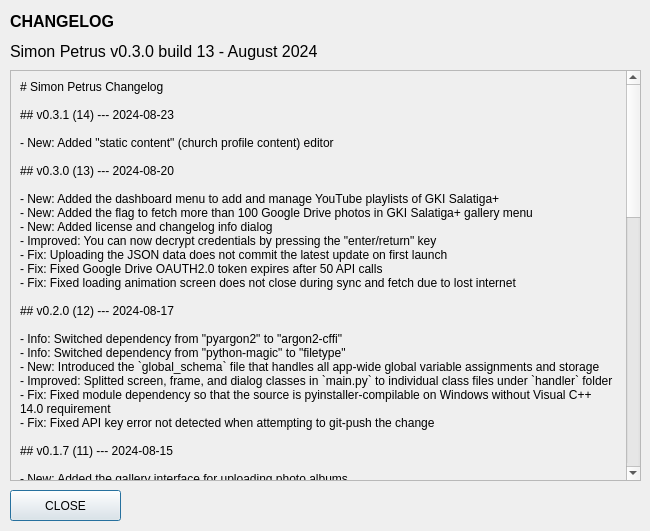
Before: the Qt Designer form qtdesigner-ui/dialog_changelog.ui in gkisalatiga/simon-petrus, drawn with Qt 5.
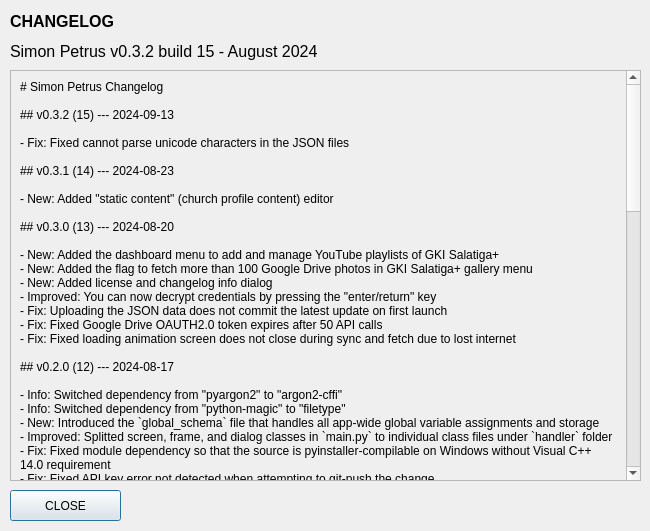
After: the same form once the commit is applied.

Commit message: Fixed cannot parse unicode characters in the JSON files

Diff of the .ui file:
```diff
--- a/qtdesigner-ui/dialog_changelog.ui
+++ b/qtdesigner-ui/dialog_changelog.ui
@@ -56,7 +56,7 @@
     </font>
    </property>
    <property name="text">
-    <string>Simon Petrus v0.3.0 build 13 - August 2024</string>
+    <string>Simon Petrus v0.3.2 build 15 - August 2024</string>
    </property>
    <property name="alignment">
     <set>Qt::AlignBottom|Qt::AlignLeading|Qt::AlignLeft</set>
@@ -80,7 +80,7 @@
       <x>0</x>
       <y>0</y>
       <width>615</width>
-      <height>1181</height>
+      <height>1237</height>
      </rect>
     </property>
     <layout class="QHBoxLayout" name="horizontalLayout">
@@ -97,6 +97,10 @@
        <property name="text">
         <string># Simon Petrus Changelog
 
+## v0.3.2 (15) --- 2024-09-13
+
+- Fix: Fixed cannot parse unicode characters in the JSON files
+
 ## v0.3.1 (14) --- 2024-08-23
 
 - New: Added &quot;static content&quot; (church profile content) editor
```
The commit also changes 5 other files.
